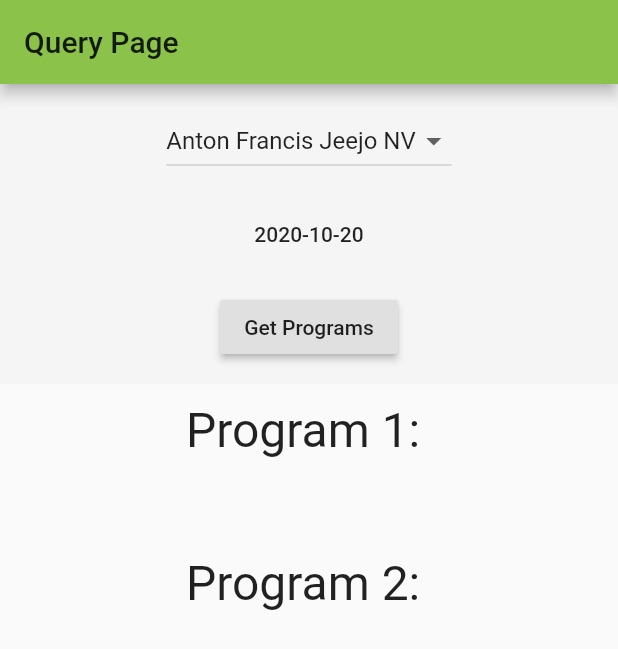
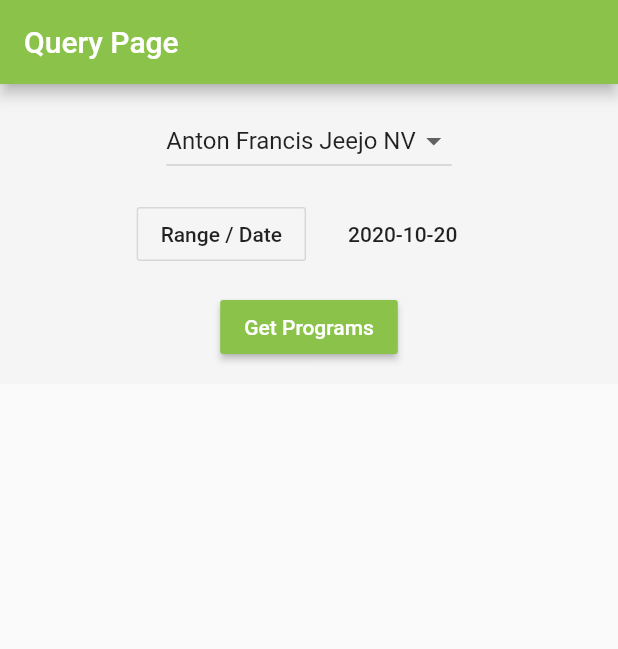
Before and after one commit to sundarlucifer/Codeit-KSS-Flutter, a Flutter app: the screen it shows after launch, on a phone screen of 412 x 824 dp. Shown: the top 649 px of the screen. Run offline on Flutter 3.47's test engine with Material 2 defaults, Android fonts, the phone set to English and light mode, and no system bars.

Commit message:
Added date range

```diff
--- a/lib/screens/query_page.dart
+++ b/lib/screens/query_page.dart
@@ -9,27 +9,31 @@ class QueryPage extends StatefulWidget {
 
 class _QueryPageState extends State<QueryPage> {
   String studentName;
-  DateTime date;
+  DateTime _fromDate;
+  DateTime _toDate;
+  bool _isRange = false;
+  bool _isLoading = false;
 
-  var p1 = {'txt': '', 'err': ''};
-  var p2 = {'txt': '', 'err': ''};
-
-  // String p1 = '', p2 = '', e1 = '', e2 = '';
+  List<Widget> _programs = [];
 
   @override
   void initState() {
     super.initState();
 
     studentName = studentNames.first;
-    date = DateTime.now();
+    _fromDate = DateTime.now();
+    _toDate = DateTime.now();
   }
 
   @override
   Widget build(BuildContext context) {
     return Scaffold(
-      appBar: AppBar(title: Text('Query Page')),
+      appBar: AppBar(
+        title: Text('Query Page', style: TextStyle(color: Colors.white)),
+      ),
       body: SingleChildScrollView(
         child: Column(
+          crossAxisAlignment: CrossAxisAlignment.start,
           children: [
             Container(
               height: 200.0,
@@ -45,30 +49,9 @@ class _QueryPageState extends State<QueryPage> {
                 ),
               ),
             ),
-            Padding(
-              padding: EdgeInsets.all(12.0),
-              child: Text(
-                'Program 1: ' + p1['err'],
-                style: TextStyle(fontSize: 32.0),
-              ),
-            ),
-            Container(
-              padding: EdgeInsets.all(12.0),
-              decoration: BoxDecoration(),
-              child: Text(p1['txt']),
-            ),
-            Padding(
-              padding: EdgeInsets.all(12.0),
-              child: Text(
-                'Program 2: ' + p2['err'],
-                style: TextStyle(fontSize: 32.0),
-              ),
-            ),
-            Container(
-              padding: EdgeInsets.all(12.0),
-              decoration: BoxDecoration(),
-              child: Text(p2['txt']),
-            ),
+            SizedBox(height: 12.0),
+            if (_isLoading) Center(child: CircularProgressIndicator()),
+            if (!_isLoading) ..._programs,
           ],
         ),
       ),
@@ -87,43 +70,117 @@ class _QueryPageState extends State<QueryPage> {
   }
 
   Widget _dateSelector() {
+    return Row(
+      mainAxisAlignment: MainAxisAlignment.center,
+      children: [
+        OutlineButton(
+          child: Text('Range / Date'),
+          onPressed: () => setState(() => _isRange = !_isRange),
+        ),
+        SizedBox(width: 12),
+        _fromDateSelector(),
+        _toDateSelector(),
+      ],
+    );
+  }
+
+  Widget _fromDateSelector() {
     return FlatButton(
-      child: Text(this.date.toString().substring(0, 10)),
+      child: Text(_fromDate.toString().substring(0, 10)),
       onPressed: () => showDatePicker(
         context: context,
-        initialDate: this.date,
+        initialDate: _fromDate,
         firstDate: DateTime.parse('2020-10-09'),
         lastDate: DateTime.now(),
-      ).then((val) => setState(() => this.date = val ?? this.date)),
+      ).then((val) => setState(() {
+            _fromDate = val ?? _fromDate;
+            if (!_isRange) _toDate = _fromDate;
+          })),
     );
+  }
+
+  Widget _toDateSelector() {
+    return _isRange
+        ? FlatButton(
+            child: Text(_toDate.toString().substring(0, 10)),
+            onPressed: () => showDatePicker(
+              context: context,
+              initialDate: _toDate,
+              firstDate: DateTime.parse('2020-10-09'),
+              lastDate: DateTime.now(),
+            ).then((val) => setState(() {
+                  _toDate = val ?? _toDate;
+                })),
+          )
+        : Center();
   }
 
   Widget _button() {
     var url = 'https://raw.githubusercontent.com/' +
         gitID[studentName] +
-        '/Codeit-KSS/main/' +
-        date.toString().substring(0, 10).replaceAll('-', '_');
+        '/Codeit-KSS/main/';
+
     return RaisedButton(
-      child: Text('Get Programs'),
-      onPressed: () {
-        get(url + '_01', p1);
-        get(url + '_02', p2);
+      child: Text(
+        'Get Programs',
+        style: TextStyle(color: Colors.white),
+      ),
+      color: Theme.of(context).primaryColor,
+      onPressed: () async {
+        setState(() => _isLoading = true);
+        DateTime iter = _fromDate;
+        DateTime end = _toDate.add(Duration(days: 1));
+        _programs.clear();
+        setState(() => _programs);
+
+        while (iter.isBefore(end)) {
+          _programs.add(_dateHeader(iter));
+          await get(
+              url, iter.toString().substring(0, 10).replaceAll('-', '_'), '01');
+          await get(
+              url, iter.toString().substring(0, 10).replaceAll('-', '_'), '02');
+          iter = iter.add(Duration(days: 1));
+        }
+        setState(() {
+          _isLoading = false;
+          return _programs;
+        });
       },
     );
   }
 
-  void get(url, p) async {
-    var response = await http.get(url);
+  Future get(url, date, pID) async {
+    var response = await http.get(url + date + '_$pID');
     if (response.statusCode == 200) {
-      setState(() {
-        p['txt'] = response.body;
-        p['err'] = '';
-      });
+      _programs.add(_header('Program $pID:'));
+      _programs.add(_content(response.body));
     } else {
-      setState(() {
-        p['err'] = 'File not found';
-        p['txt'] = '';
-      });
+      _programs.add(_header('Program $pID: Not found'));
     }
   }
+
+  _dateHeader(DateTime date) {
+    return Padding(
+      padding: EdgeInsets.all(12.0),
+      child: Text(
+        date.toString().substring(0, 10),
+        style: TextStyle(fontSize: 24.0, color: Colors.green),
+      ),
+    );
+  }
+
+  _header(String text) {
+    return Padding(
+      padding: EdgeInsets.all(12.0),
+      child: Text(text, style: TextStyle(fontSize: 20.0)),
+    );
+  }
+
+  _content(String text) {
+    return Container(
+      padding: EdgeInsets.all(8.0),
+      decoration: BoxDecoration(),
+      child: Text(text),
+    );
+  }
 }
```
